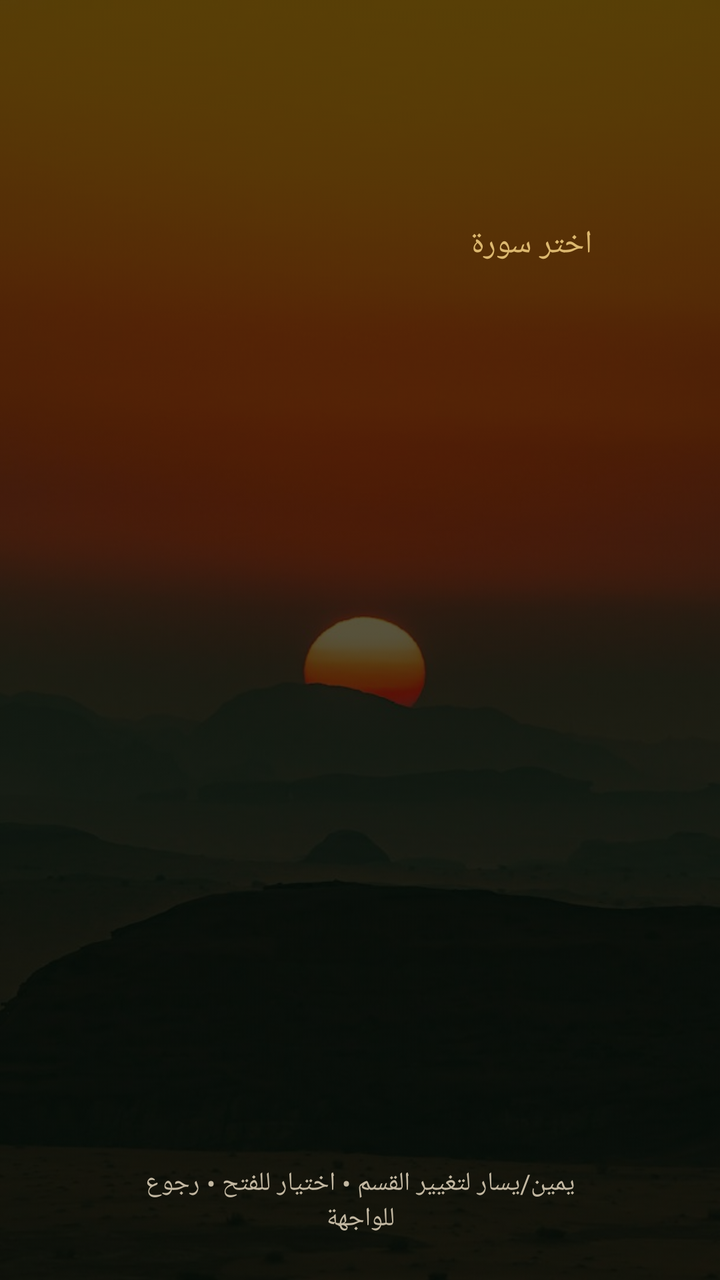
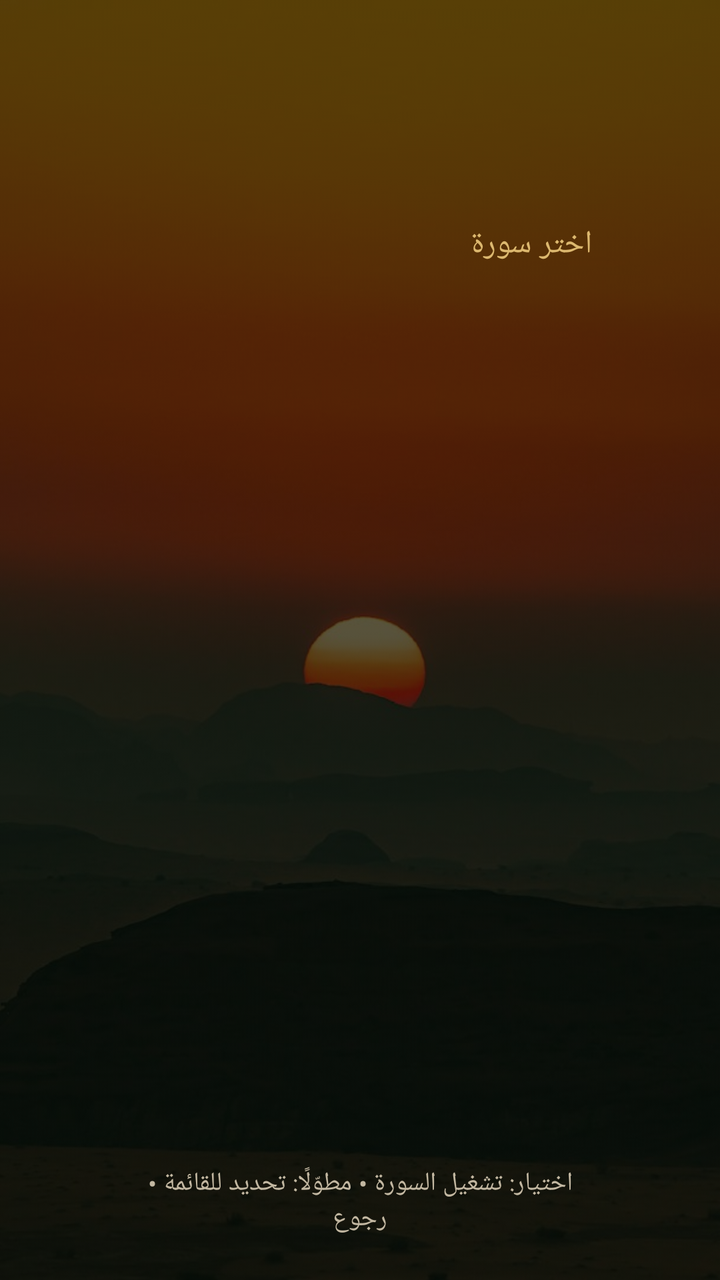

An Android layout rendered at two revisions. The XML below is the earlier revision; the diff shows what the commit changed to produce the second picture.
<!-- AndroidManifest.xml: activity theme App -->
<!-- res/layout/activity_surah.xml -->
<?xml version="1.0" encoding="utf-8"?>
<FrameLayout xmlns:android="http://schemas.android.com/apk/res/android"
    android:layout_width="match_parent"
    android:layout_height="match_parent"
    android:background="@color/bg"
    android:layoutDirection="rtl">

    <ImageView
        android:id="@+id/bg"
        android:layout_width="match_parent"
        android:layout_height="match_parent"
        android:alpha="0.34"
        android:contentDescription="@null"
        android:scaleType="centerCrop"
        android:src="@drawable/bg" />

    <LinearLayout
        android:layout_width="match_parent"
        android:layout_height="match_parent"
        android:orientation="vertical"
        android:paddingStart="64dp"
        android:paddingTop="40dp"
        android:paddingEnd="64dp"
        android:paddingBottom="22dp">

        <TextView
            android:id="@+id/count"
            android:layout_width="match_parent"
            android:layout_height="wrap_content"
            android:gravity="start"
            android:textColor="@color/dim"
            android:textSize="14sp" />

        <TextView
            android:id="@+id/reciter"
            android:layout_width="match_parent"
            android:layout_height="wrap_content"
            android:layout_marginTop="2dp"
            android:textColor="@color/sand"
            android:textSize="36sp" />

        <TextView
            android:id="@+id/choose"
            android:layout_width="match_parent"
            android:layout_height="wrap_content"
            android:layout_marginTop="2dp"
            android:text="@string/choose_surah"
            android:textColor="@color/gold"
            android:textSize="16sp" />

        <GridView
            android:id="@+id/grid"
            android:layout_width="match_parent"
            android:layout_height="0dp"
            android:layout_marginTop="14dp"
            android:layout_weight="1"
            android:clipToPadding="false"
            android:columnWidth="120dp"
            android:fadingEdge="none"
            android:horizontalSpacing="9dp"
            android:listSelector="@drawable/focus_selector"
            android:numColumns="6"
            android:paddingBottom="10dp"
            android:scrollbars="none"
            android:stretchMode="columnWidth"
            android:verticalSpacing="9dp" />

        <TextView
            android:id="@+id/hint"
            android:layout_width="match_parent"
            android:layout_height="wrap_content"
            android:gravity="center"
            android:text="@string/hint_main"
            android:textColor="@color/dim"
            android:textSize="13sp" />
    </LinearLayout>
</FrameLayout>
<!-- resources referenced by this layout -->
<resources>
  <color name="bg">#040E09</color>
  <color name="dim">#C3B8A2</color>
  <color name="gold">#DCB86F</color>
  <color name="sand">#F6EFE0</color>
  <!-- drawable bg: jpg bitmap (drawable-nodpi, 118125 bytes) -->
  <!-- drawable focus_selector (drawable) -->
  <?xml version="1.0" encoding="utf-8"?>
  <selector xmlns:android="http://schemas.android.com/apk/res/android">
      <item android:state_selected="true">
          <shape android:shape="rectangle">
              <solid android:color="#40DCB86F" />
              <stroke android:width="2dp" android:color="@color/gold" />
              <corners android:radius="14dp" />
          </shape>
      </item>
      <item android:state_focused="true">
          <shape android:shape="rectangle">
              <solid android:color="#40DCB86F" />
              <stroke android:width="2dp" android:color="@color/gold" />
              <corners android:radius="14dp" />
          </shape>
      </item>
      <item android:drawable="@android:color/transparent" />
  </selector>
  <string name="choose_surah">اختر سورة</string>
  <string name="hint_main">يمين/يسار لتغيير القسم  •  اختيار للفتح  •  رجوع للواجهة</string>
  <style name="App" parent="@android:style/Theme.DeviceDefault.NoActionBar">
          <item name="android:windowBackground">@color/bg</item>
          <item name="android:colorBackground">@color/bg</item>
          <item name="android:windowFullscreen">true</item>
          <item name="android:windowActionBar">false</item>
          <item name="android:windowNoTitle">true</item>
          <item name="android:windowContentTransitions">true</item>
          <item name="android:colorAccent">@color/gold</item>
      </style>
</resources>

<!-- the commit's change to res/layout/activity_surah.xml (unified diff, before → after) -->
@@ -23,30 +23,56 @@
         android:paddingEnd="64dp"
         android:paddingBottom="22dp">
 
-        <TextView
-            android:id="@+id/count"
+        <LinearLayout
             android:layout_width="match_parent"
             android:layout_height="wrap_content"
-            android:gravity="start"
-            android:textColor="@color/dim"
-            android:textSize="14sp" />
+            android:gravity="center_vertical"
+            android:orientation="horizontal">
 
-        <TextView
-            android:id="@+id/reciter"
-            android:layout_width="match_parent"
-            android:layout_height="wrap_content"
-            android:layout_marginTop="2dp"
-            android:textColor="@color/sand"
-            android:textSize="36sp" />
+            <LinearLayout
+                android:layout_width="0dp"
+                android:layout_height="wrap_content"
+                android:layout_weight="1"
+                android:orientation="vertical">
 
-        <TextView
-            android:id="@+id/choose"
-            android:layout_width="match_parent"
-            android:layout_height="wrap_content"
-            android:layout_marginTop="2dp"
-            android:text="@string/choose_surah"
-            android:textColor="@color/gold"
-            android:textSize="16sp" />
+            <TextView
+                android:id="@+id/count"
+                android:layout_width="match_parent"
+                android:layout_height="wrap_content"
+                android:gravity="start"
+                android:textColor="@color/dim"
+                android:textSize="14sp" />
+
+            <TextView
+                android:id="@+id/reciter"
+                android:layout_width="match_parent"
+                android:layout_height="wrap_content"
+                android:layout_marginTop="2dp"
+                android:textColor="@color/sand"
+                android:textSize="36sp" />
+
+            <TextView
+                android:id="@+id/choose"
+                android:layout_width="match_parent"
+                android:layout_height="wrap_content"
+                android:layout_marginTop="2dp"
+                android:text="@string/choose_surah"
+                android:textColor="@color/gold"
+                android:textSize="16sp" />
+
+            </LinearLayout>
+
+            <TextView
+                android:id="@+id/fav_btn"
+                android:layout_width="wrap_content"
+                android:layout_height="44dp"
+                android:focusable="true"
+                android:gravity="center"
+                android:paddingStart="22dp"
+                android:paddingEnd="22dp"
+                android:textColor="@color/sand"
+                android:textSize="17sp" />
+        </LinearLayout>
 
         <GridView
             android:id="@+id/grid"
@@ -65,12 +91,21 @@
             android:stretchMode="columnWidth"
             android:verticalSpacing="9dp" />
 
+        <LinearLayout
+            android:id="@+id/bar"
+            android:layout_width="match_parent"
+            android:layout_height="wrap_content"
+            android:layout_marginBottom="6dp"
+            android:gravity="center_vertical"
+            android:orientation="horizontal"
+            android:visibility="gone" />
+
         <TextView
             android:id="@+id/hint"
             android:layout_width="match_parent"
             android:layout_height="wrap_content"
             android:gravity="center"
-            android:text="@string/hint_main"
+            android:text="@string/hint_surah"
             android:textColor="@color/dim"
             android:textSize="13sp" />
     </LinearLayout>
<!-- resource entries referenced after the edit -->
@@ -25,7 +25,7 @@
       <item android:drawable="@android:color/transparent" />
   </selector>
   <string name="choose_surah">اختر سورة</string>
-  <string name="hint_main">يمين/يسار لتغيير القسم  •  اختيار للفتح  •  رجوع للواجهة</string>
+  <string name="hint_surah">اختيار: تشغيل السورة  •  مطوّلًا: تحديد للقائمة  •  رجوع</string>
   <style name="App" parent="@android:style/Theme.DeviceDefault.NoActionBar">
           <item name="android:windowBackground">@color/bg</item>
           <item name="android:colorBackground">@color/bg</item>
